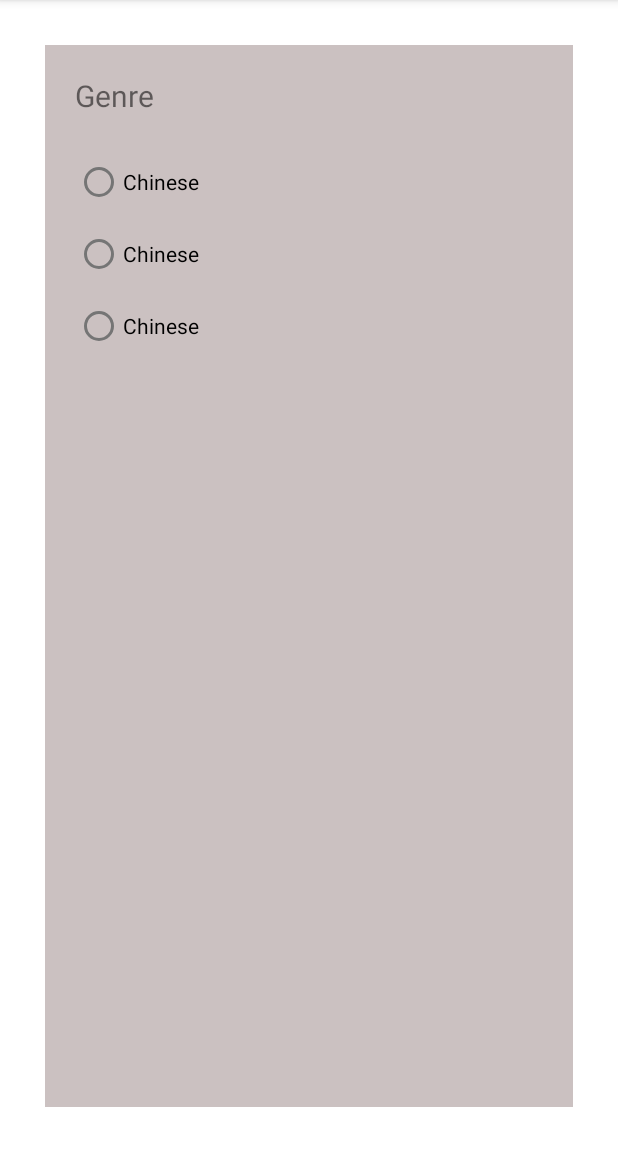
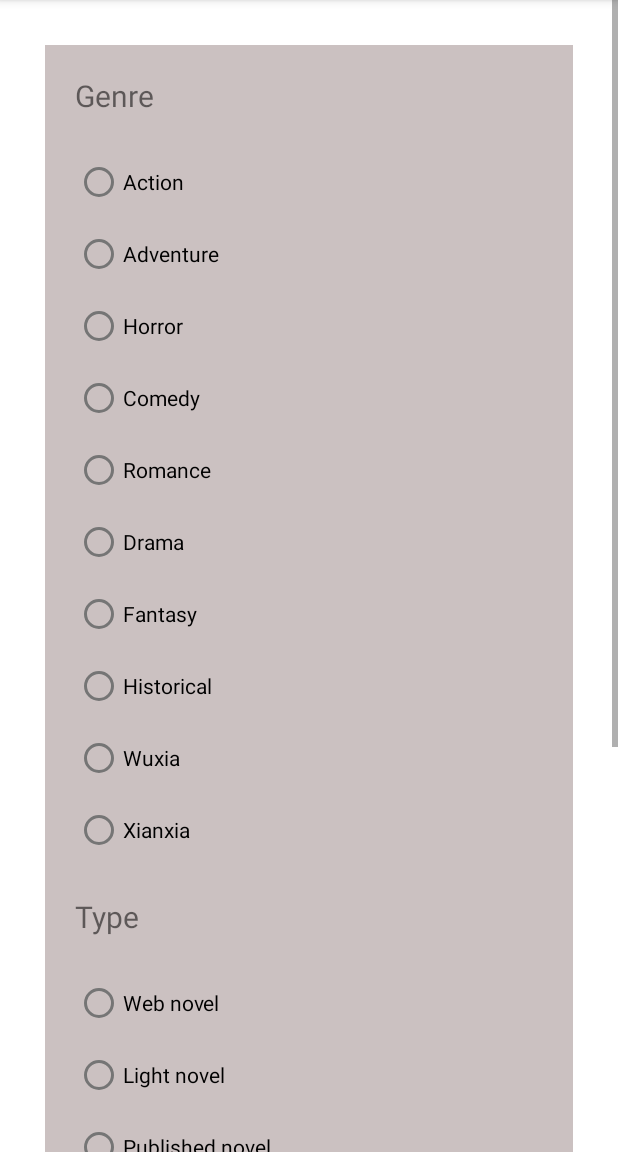
Before and after one commit to PabloRodriguezLomba/projectPMDM, an Android app: the SearchSeries screen opened directly, with no data from a screen before it, on a phone screen of 412 x 824 dp, the part 84-1236 px from its top. Run offline under Robolectric (Android 15) with nearby library versions, the phone set to English and light mode, and no system bars.

Commit message:
feat: changes in novel and series list xml

```diff
--- a/app/src/main/java/com/example/projectpmdm/NovelDatabase.java
+++ b/app/src/main/java/com/example/projectpmdm/NovelDatabase.java
@@ -8,7 +8,7 @@ import androidx.annotation.Nullable;
 
 public class NovelDatabase extends SQLiteOpenHelper {
 
-    String sqlCreate = "CREATE TABLE if not exists Series (id INTEGER PRIMARY KEY AUTOINCREMENT , nombre TEXT NOT NULL,image BLOB NOT NULL,type TEXT NOT NULL,genre TEXT NOT NULL,author TEXT NOT NULL)";
+    String sqlCreate = "CREATE TABLE if not exists Series (id INTEGER PRIMARY KEY AUTOINCREMENT , nombre TEXT NOT NULL,image BLOB NOT NULL,type TEXT NOT NULL,genre TEXT NOT NULL,author TEXT NOT NULL,Lenguage TEXT NOT NULL,Rating INTEGER NOT NULL)";
     String sqlChapters = "CREATE TABLE IF NOT EXISTS chapters (id INTEGER PRIMARY KEY AUTOINCREMENT ,date TEXT NOT NULL,url TEXT NOT NULL,idSeries INTEGER NOT NULL,FOREIGN KEY(idSeries) REFERENCES Series(id))";
 
 
--- a/app/src/main/java/com/example/projectpmdm/novel.java
+++ b/app/src/main/java/com/example/projectpmdm/novel.java
@@ -10,12 +10,15 @@ public class novel {
     String Genre;
     String Author;
 
-    public novel(String nombre, Blob image, String type, String genre, String author) {
+    String Lenguage;
+
+    public novel(String nombre, Blob image, String type, String genre, String author,String lenguage) {
         this.nombre = nombre;
         Image = image;
         Type = type;
         Genre = genre;
         Author = author;
+        Lenguage = lenguage;
     }
 
     public String getNombre() {
--- a/app/src/main/res/layout/activity_search_series.xml
+++ b/app/src/main/res/layout/activity_search_series.xml
@@ -1,5 +1,5 @@
 <?xml version="1.0" encoding="utf-8"?>
-<LinearLayout xmlns:android="http://schemas.android.com/apk/res/android"
+<ScrollView xmlns:android="http://schemas.android.com/apk/res/android"
     xmlns:app="http://schemas.android.com/apk/res-auto"
     xmlns:tools="http://schemas.android.com/tools"
     android:layout_width="match_parent"
@@ -27,22 +27,118 @@
             <RadioButton
                 android:layout_width="wrap_content"
                 android:layout_height="wrap_content"
-                android:text="Chinese"/>
+                android:text="@string/genreAc"/>
             <RadioButton
                 android:layout_width="wrap_content"
                 android:layout_height="wrap_content"
-                android:text="Chinese"/>
+                android:text="@string/genreAd"/>
             <RadioButton
                 android:layout_width="wrap_content"
                 android:layout_height="wrap_content"
-                android:text="Chinese"/>
+                android:text="@string/genreHr"/>
+            <RadioButton
+                android:layout_width="wrap_content"
+                android:layout_height="wrap_content"
+                android:text="@string/genreCo"/>
+            <RadioButton
+                android:layout_width="wrap_content"
+                android:layout_height="wrap_content"
+                android:text="@string/genreRo"/>
+            <RadioButton
+                android:layout_width="wrap_content"
+                android:layout_height="wrap_content"
+                android:text="@string/genreDr"/>
+            <RadioButton
+                android:layout_width="wrap_content"
+                android:layout_height="wrap_content"
+                android:text="@string/genreFan"/>
+            <RadioButton
+                android:layout_width="wrap_content"
+                android:layout_height="wrap_content"
+                android:text="@string/genreHis"/>
+            <RadioButton
+                android:layout_width="wrap_content"
+                android:layout_height="wrap_content"
+                android:text="@string/genreWu"/>
+            <RadioButton
+                android:layout_width="wrap_content"
+                android:layout_height="wrap_content"
+                android:text="@string/genreXi"/>
 
 
 
         </RadioGroup>
 
+        <TextView
+            android:layout_width="wrap_content"
+            android:layout_height="wrap_content"
+            android:text="Type"
+            android:layout_margin="20dp"
+            android:textSize="20dp"/>
+
+        <RadioGroup
+            android:layout_width="wrap_content"
+            android:layout_height="wrap_content"
+            android:layout_marginLeft="20dp" >
+
+            <RadioButton
+                android:layout_width="wrap_content"
+                android:layout_height="wrap_content"
+                android:text="@string/TypeW"/>
+            <RadioButton
+                android:layout_width="wrap_content"
+                android:layout_height="wrap_content"
+                android:text="@string/TypeL"/>
+            <RadioButton
+                android:layout_width="wrap_content"
+                android:layout_height="wrap_content"
+                android:text="@string/TypeP"/>
+
+        </RadioGroup>
+
+        <TextView
+            android:layout_width="wrap_content"
+            android:layout_height="wrap_content"
+            android:text="Lenguage"
+            android:layout_margin="20dp"
+            android:textSize="20dp"/>
+
+        <RadioGroup
+            android:layout_width="wrap_content"
+            android:layout_height="wrap_content"
+            android:layout_marginLeft="20dp" >
+
+            <RadioButton
+                android:layout_width="wrap_content"
+                android:layout_height="wrap_content"
+                android:text="@string/LenguageC"/>
+            <RadioButton
+                android:layout_width="wrap_content"
+                android:layout_height="wrap_content"
+                android:text="@string/LenguageK"/>
+            <RadioButton
+                android:layout_width="wrap_content"
+                android:layout_height="wrap_content"
+                android:text="@string/LenguageJ"/>
+            <RadioButton
+                android:layout_width="wrap_content"
+                android:layout_height="wrap_content"
+                android:text="@string/LenguageE"/>
+            <RadioButton
+                android:layout_width="wrap_content"
+                android:layout_height="wrap_content"
+                android:text="@string/LenguageEs"/>
 
 
+        </RadioGroup>
+
+        <Button
+            android:id="@+id/btnSearch"
+            android:layout_width="159dp"
+            android:layout_height="wrap_content"
+            android:layout_gravity="center_horizontal"
+            android:layout_margin="20dp"
+            android:text="@string/Search" />
 
 
     </LinearLayout>
@@ -51,4 +147,4 @@
 
 
 
-</LinearLayout>
+</ScrollView>
--- a/app/src/main/res/layout/activity_series.xml
+++ b/app/src/main/res/layout/activity_series.xml
@@ -40,7 +40,7 @@
     <TextView
         android:layout_width="wrap_content"
         android:layout_height="wrap_content"
-        android:text="Type"
+        android:text="@string/TypeW"
         android:layout_marginLeft="55dp"
         android:layout_marginBottom="20dp"
         android:id="@+id/txtSeriesType"/>
--- a/app/src/main/res/layout/serielist.xml
+++ b/app/src/main/res/layout/serielist.xml
@@ -19,6 +19,21 @@
         android:layout_gravity="center_horizontal"
         android:id="@+id/serieslistImage"/>
 
+    <RatingBar
+        android:layout_width="wrap_content"
+        android:layout_height="wrap_content"
+        android:layout_gravity="center_horizontal"
+        style="@style/Widget.AppCompat.RatingBar.Small"
+        android:layout_marginTop="10dp"
+        android:id="@+id/ratingBarSeriesList"/>
+    <TextView
+        android:layout_width="wrap_content"
+        android:layout_height="wrap_content"
+        android:layout_gravity="center_horizontal"
+        android:text="4.6"
+        android:textSize="20dp"
+        android:id="@+id/txtRatingSeriesList"/>
+
 
 
 
--- a/app/src/main/res/values/strings.xml
+++ b/app/src/main/res/values/strings.xml
@@ -1,3 +1,22 @@
 <resources>
     <string name="app_name">ProjectPMDM</string>
+    <string name="genreAd">Adventure</string>
+    <string name="genreAc">Action</string>
+    <string name="genreHr">Horror</string>
+    <string name="genreRo">Romance</string>
+    <string name="genreDr">Drama</string>
+    <string name="genreWu">Wuxia</string>
+    <string name="genreXi">Xianxia</string>
+    <string name="genreFan">Fantasy</string>
+    <string name="genreCo">Comedy</string>
+    <string name="genreHis">Historical</string>
+    <string name="TypeW">Web novel</string>
+    <string name="TypeL">Light novel</string>
+    <string name="TypeP">Published novel</string>
+    <string name="LenguageC">Chinese</string>
+    <string name="LenguageK">Korean</string>
+    <string name="LenguageE">English</string>
+    <string name="LenguageJ">Japanese</string>
+    <string name="LenguageEs">Spanish</string>
+    <string name="Search">Search</string>
 </resources>
```
